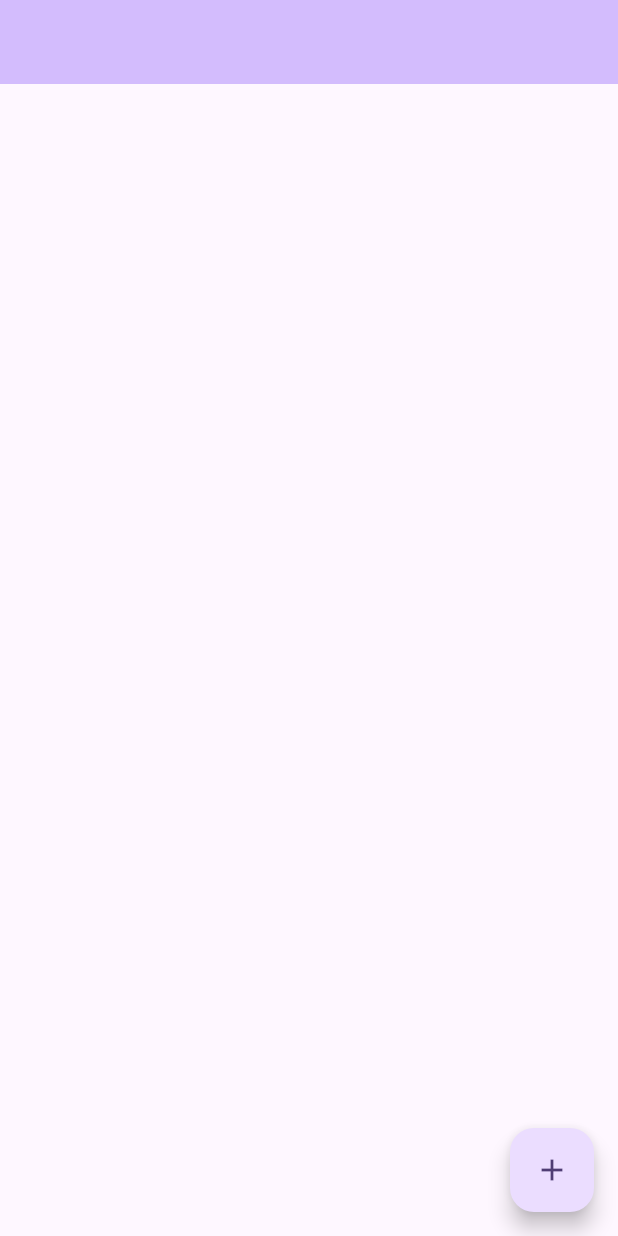
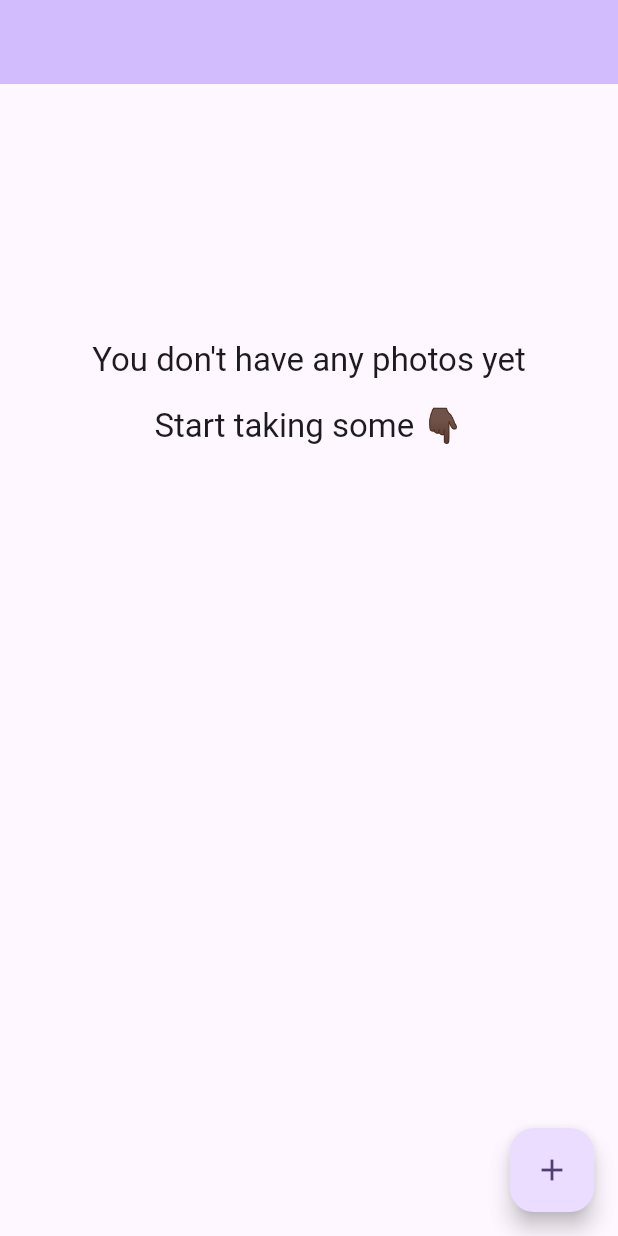
Before and after one commit to antonio-nicolau/Flutter-photo-upload-app, a Flutter app: the screen it shows after launch, on a phone screen of 412 x 824 dp. Run offline on Flutter 3.47's test engine with Material 2 defaults, Android fonts, the light colour scheme and no system bars; our stand-ins replace cloud_firestore, firebase_core, firebase_storage, flutter_riverpod; missing offline and left inert: camerawesome; accounts and stored records are empty; generated files the repository leaves out were written again.

Commit message:
feat: added empty & preview pages

```diff
--- a/lib/src/app_widget.dart
+++ b/lib/src/app_widget.dart
@@ -1,5 +1,5 @@
 import 'package:flutter/material.dart';
-import 'package:wisy_image_uploader/src/modules/home/home_page.dart';
+import 'package:wisy_image_uploader/src/modules/home/pages/home_page.dart';
 
 class MyApp extends StatelessWidget {
   const MyApp({super.key});
--- a/lib/src/modules/home/home_page.dart
+++ /dev/null
@@ -1,43 +0,0 @@
-import 'package:flutter/material.dart';
-import 'package:flutter_riverpod/flutter_riverpod.dart';
-import 'package:wisy_image_uploader/src/modules/home/state/home_state.dart';
-import 'package:wisy_image_uploader/src/modules/new_image/new_image_page.dart';
-
-class HomePage extends ConsumerWidget {
-  const HomePage({super.key});
-
-  @override
-  Widget build(BuildContext context, WidgetRef ref) {
-    final photosAsync = ref.watch(allPhotosProvider);
-
-    return Scaffold(
-      appBar: AppBar(
-        backgroundColor: Theme.of(context).colorScheme.inversePrimary,
-      ),
-      body: photosAsync.when(
-          data: (photos) {
-            return GridView.builder(
-              gridDelegate: const SliverGridDelegateWithFixedCrossAxisCount(crossAxisCount: 2),
-              itemCount: photos.length,
-              itemBuilder: (context, index) {
-                final photo = photos[index];
-                return Image.network(photo.url);
-              },
-            );
-          },
-          error: (error, _) {
-            return const Center(child: Text('Error loading photos'));
-          },
-          loading: () => const Center(child: CircularProgressIndicator())),
-      floatingActionButton: FloatingActionButton(
-        onPressed: () {
-          Navigator.push(
-            context,
-            MaterialPageRoute(builder: (_) => const NewImagePage()),
-          );
-        },
-        child: const Icon(Icons.add),
-      ),
-    );
-  }
-}
--- /dev/null
+++ b/lib/src/modules/home/pages/home_page.dart
@@ -0,0 +1,62 @@
+import 'package:flutter/material.dart';
+import 'package:flutter_riverpod/flutter_riverpod.dart';
+import 'package:wisy_image_uploader/src/modules/home/state/home_state.dart';
+import 'package:wisy_image_uploader/src/modules/home/widgets/empty_page.dart';
+import 'package:wisy_image_uploader/src/modules/home/widgets/image_preview_widget.dart';
+import 'package:wisy_image_uploader/src/modules/new_image/new_image_page.dart';
+
+class HomePage extends ConsumerWidget {
+  const HomePage({super.key});
+
+  @override
+  Widget build(BuildContext context, WidgetRef ref) {
+    final photosAsync = ref.watch(allPhotosProvider);
+
+    return Scaffold(
+      appBar: AppBar(
+        backgroundColor: Theme.of(context).colorScheme.inversePrimary,
+      ),
+      body: photosAsync.when(
+        data: (photos) {
+          if (photos.isEmpty) return const EmptyCards();
+
+          return GridView.builder(
+            gridDelegate: const SliverGridDelegateWithFixedCrossAxisCount(crossAxisCount: 2),
+            itemCount: photos.length,
+            itemBuilder: (context, index) {
+              final photo = photos[index];
+              return GestureDetector(
+                  onTap: () {
+                    showDialog(
+                      context: context,
+                      builder: (_) {
+                        return AlertDialog(
+                          contentPadding: EdgeInsets.zero,
+                          content: ImagePreview(photo.url),
+                        );
+                      },
+                    );
+                  },
+                  child: Image.network(photo.url));
+            },
+          );
+        },
+        error: (error, _) {
+          return const Center(child: Text('Error loading photos'));
+        },
+        loading: () {
+          return const Center(child: CircularProgressIndicator());
+        },
+      ),
+      floatingActionButton: FloatingActionButton(
+        onPressed: () {
+          Navigator.push(
+            context,
+            MaterialPageRoute(builder: (_) => const NewImagePage()),
+          );
+        },
+        child: const Icon(Icons.add),
+      ),
+    );
+  }
+}
--- /dev/null
+++ b/lib/src/modules/home/widgets/empty_page.dart
@@ -0,0 +1,30 @@
+import 'package:flutter/material.dart';
+
+class EmptyCards extends StatelessWidget {
+  const EmptyCards({super.key});
+
+  @override
+  Widget build(BuildContext context) {
+    return SizedBox(
+      width: MediaQuery.sizeOf(context).width,
+      height: MediaQuery.sizeOf(context).shortestSide,
+      child: Column(
+        crossAxisAlignment: CrossAxisAlignment.center,
+        mainAxisAlignment: MainAxisAlignment.center,
+        children: [
+          Text(
+            "You don't have any photos yet",
+            style: Theme.of(context).textTheme.titleLarge,
+            textAlign: TextAlign.center,
+          ),
+          const SizedBox(height: 16),
+          Text(
+            "Start taking some 👇🏿",
+            style: Theme.of(context).textTheme.titleLarge,
+            textAlign: TextAlign.center,
+          ),
+        ],
+      ),
+    );
+  }
+}
--- a/lib/src/modules/new_image/new_image_page.dart
+++ b/lib/src/modules/new_image/new_image_page.dart
@@ -33,6 +33,7 @@ class NewImagePage extends ConsumerWidget {
                 name: file.uri.pathSegments.last.split('.').first,
                 url: downloadUrl,
               );
+              if (!context.mounted) return;
               ref.read(photosServiceProvider).create(photo);
             }
           });
```
Also changed, not shown: lib/src/modules/home/widgets/image_preview_widget.dart (added, +16 -0 lines).
